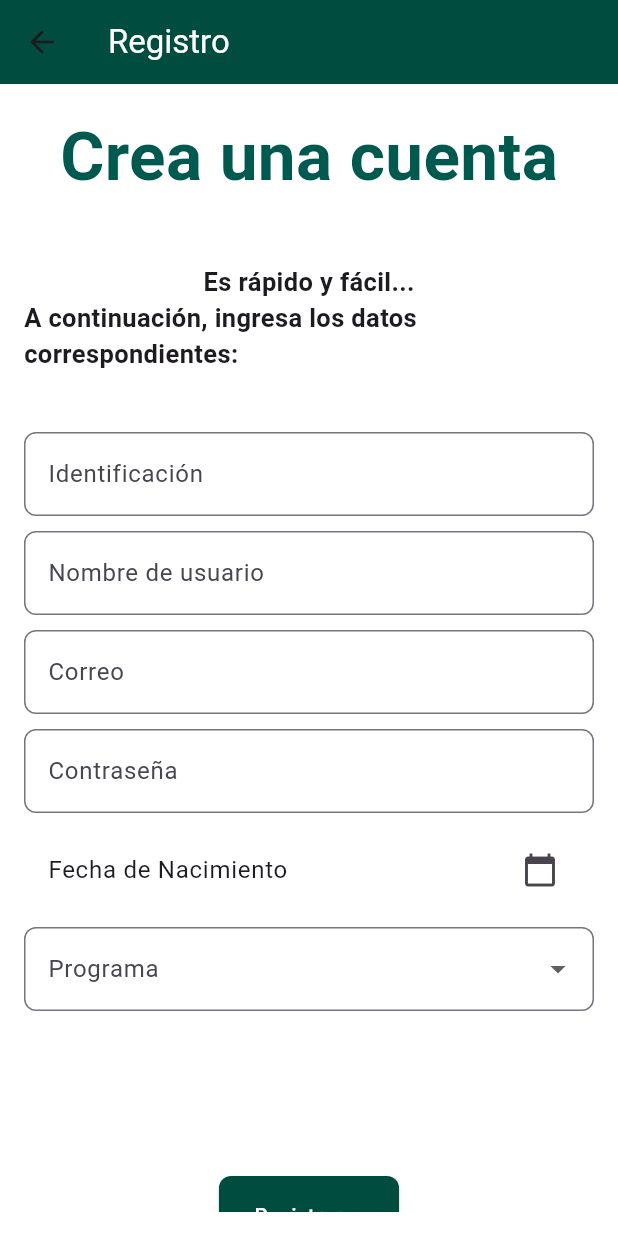
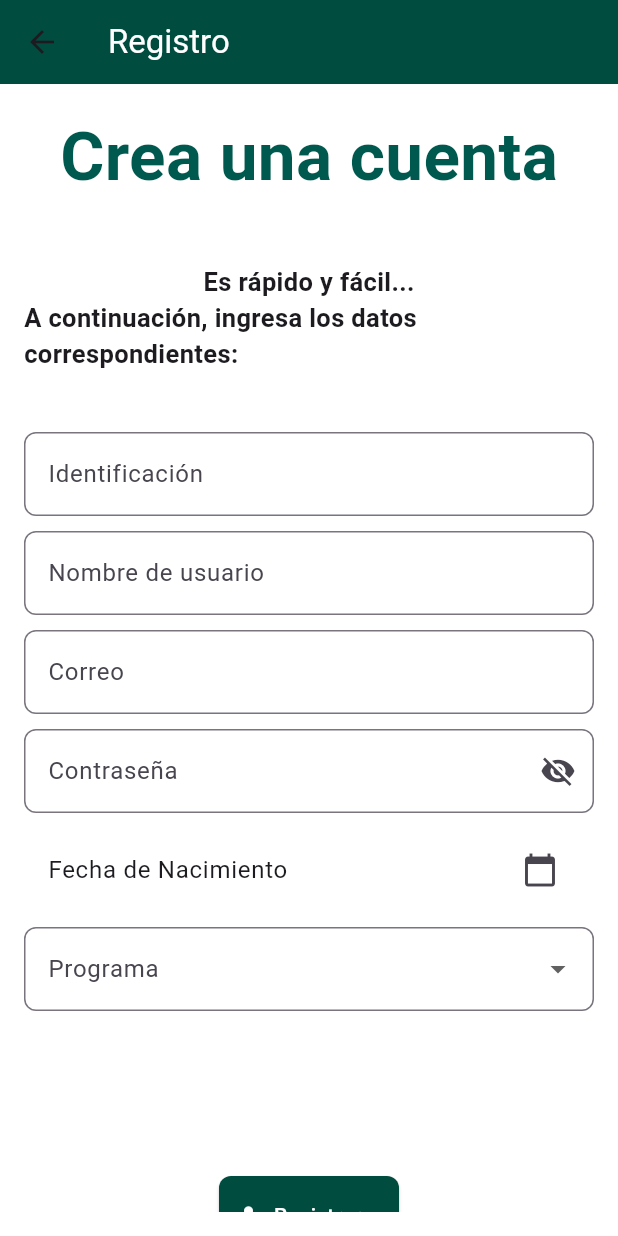
Before and after one commit to MrStudent-Tec/project_app, a Flutter app: the screen it shows after launch, after a tap on "¿No tienes una cuenta? Regístrate", on a phone screen of 412 x 824 dp. Run offline on Flutter 3.47's test engine with Material 3 defaults, Android fonts, the phone set to English and light mode, and no system bars; our stand-ins replace font_awesome_flutter, image_picker, logger, shared_preferences, table_calendar; network calls fail.

Commit message:
Add files via upload

```diff
--- a/Nueva carpeta/lib/login.dart
+++ b/Nueva carpeta/lib/login.dart
@@ -12,8 +12,10 @@ class _LoginScreenState extends State<LoginScreen> {
   // Controladores para los campos de texto
   final TextEditingController _emailController = TextEditingController();
   final TextEditingController _passwordController = TextEditingController();
+  final AuthService _authService = AuthService();
 
-  final AuthService _authService = AuthService();
+  // Variable para controlar la visibilidad de la contraseña
+  bool _isPasswordVisible = false;
 
   @override
   Widget build(BuildContext context) {
@@ -29,10 +31,12 @@ class _LoginScreenState extends State<LoginScreen> {
                 'assets/icon/logo.png',
                 height: 150,
               ),
-              const SizedBox(height: 30),
+              const SizedBox(height: 80),
 
-              // Campo de correo
-              TextField(
+              // Campo de correo con ancho fijo de 200px
+              SizedBox(
+                width: 500,
+                child: TextField(
                   controller: _emailController,
                   decoration: InputDecoration(
                     labelText: 'Correo electrónico',
@@ -41,24 +45,41 @@ class _LoginScreenState extends State<LoginScreen> {
                     ),
                   ),
                 ),
-              const SizedBox(height: 20),
+              ),
+              const SizedBox(height: 10),
 
-              // Campo de contraseña
-              TextField(
+              // Campo de contraseña con ancho fijo de 200px y icono para mostrar/ocultar
+              SizedBox(
+                width: 500,
+                child: TextField(
                   controller: _passwordController,
-                obscureText: true,
+                  obscureText:
+                      !_isPasswordVisible, // Contraseña oculta o visible
                   decoration: InputDecoration(
                     labelText: 'Contraseña',
                     border: OutlineInputBorder(
                       borderRadius: BorderRadius.circular(8.0),
                     ),
+                    suffixIcon: IconButton(
+                      icon: Icon(
+                        _isPasswordVisible
+                            ? Icons.visibility
+                            : Icons.visibility_off,
+                      ),
+                      onPressed: () {
+                        setState(() {
+                          _isPasswordVisible = !_isPasswordVisible;
+                        });
+                      },
                     ),
                   ),
-              const SizedBox(height: 20),
+                ),
+              ),
+              const SizedBox(height: 60),
 
-              // Botón de inicio de sesión
+              // Botón de inicio de sesión con icono de llave
               SizedBox(
-                width: 120,
+                width: 140, // Tamaño ajustado para el botón
                 child: ElevatedButton(
                   onPressed: () async {
                     // Validar que los campos no estén vacíos
@@ -95,9 +116,17 @@ class _LoginScreenState extends State<LoginScreen> {
                       borderRadius: BorderRadius.circular(8.0),
                     ),
                   ),
-                  child: const Text(
+                  child: Row(
+                    mainAxisAlignment: MainAxisAlignment.center,
+                    children: const [
+                      Icon(Icons.vpn_key,
+                          color: Colors.white), // Icono de llave
+                      SizedBox(width: 8), // Espacio entre el icono y el texto
+                      Text(
                         'Iniciar sesión',
                         style: TextStyle(color: Colors.white),
+                      ),
+                    ],
                   ),
                 ),
               ),
--- a/Nueva carpeta/lib/register.dart
+++ b/Nueva carpeta/lib/register.dart
@@ -9,7 +9,6 @@ class RegisterScreen extends StatefulWidget {
 }
 
 class _RegisterScreenState extends State<RegisterScreen> {
-  // Controladores para los campos de texto
   final TextEditingController _identyController = TextEditingController();
   final TextEditingController _emailController = TextEditingController();
   final TextEditingController _usernameController = TextEditingController();
@@ -18,6 +17,7 @@ class _RegisterScreenState extends State<RegisterScreen> {
   String? _selectedProgram;
 
   final AuthService _authService = AuthService();
+  bool _isPasswordVisible = false; // Estado para controlar visibilidad
 
   final List<String> programs = [
     'Ingeniería de Sistemas',
@@ -29,7 +29,6 @@ class _RegisterScreenState extends State<RegisterScreen> {
     'Contaduría Pública'
   ];
 
-  // Función para validar que el correo sea de un dominio permitido
   bool _isValidEmail(String email) {
     return email.endsWith('@gmail.com') || email.endsWith('@unitropico.edu.co');
   }
@@ -49,57 +48,49 @@ class _RegisterScreenState extends State<RegisterScreen> {
   }
 
   Future<void> _registerUser() async {
-    // Validar que los campos requeridos no sean nulos
     if (_identyController.text.isNotEmpty &&
         _usernameController.text.isNotEmpty &&
         _emailController.text.isNotEmpty &&
         _passwordController.text.isNotEmpty &&
         _selectedDate != null &&
         _selectedProgram != null) {
-      // Validar el correo electrónico
       if (!_isValidEmail(_emailController.text)) {
         ScaffoldMessenger.of(context).showSnackBar(
           const SnackBar(
               content:
                   Text('El correo debe ser @gmail.com o @unitropico.edu.co')),
         );
-        return; // Detener el registro si el correo no es válido
+        return;
       }
 
-      // Verificar si el correo ya está registrado
       bool emailExists =
           await _authService.checkEmailExists(_emailController.text);
 
       if (emailExists) {
-        // Mostrar mensaje si el correo ya está registrado
         ScaffoldMessenger.of(context).showSnackBar(
           const SnackBar(
               content: Text('El correo ya está registrado. Usa otro.')),
         );
-        return; // Detener el registro
+        return;
       }
 
-      // Convertir la fecha a una cadena (por ejemplo, 'YYYY-MM-DD')
       String formattedDate =
           "${_selectedDate!.year}-${_selectedDate!.month}-${_selectedDate!.day}";
 
-      // Llamar a la función de registro con valores no nulos
       await _authService.registerUser(
         _identyController.text,
         _usernameController.text,
         _emailController.text,
         _passwordController.text,
-        formattedDate, // Aquí pasas la fecha como cadena
-        _selectedProgram!, // Asegurar que no sea nulo con '!'
+        formattedDate,
+        _selectedProgram!,
       );
 
-      // Mostrar mensaje de éxito
       ScaffoldMessenger.of(context).showSnackBar(
         const SnackBar(content: Text('Registrado con éxito')),
       );
       Navigator.pushNamed(context, '/login');
     } else {
-      // Mostrar un mensaje de error si faltan campos
       ScaffoldMessenger.of(context).showSnackBar(
         const SnackBar(content: Text('Por favor completa todos los campos')),
       );
@@ -128,15 +119,11 @@ class _RegisterScreenState extends State<RegisterScreen> {
                   'Crea una cuenta',
                   style: TextStyle(
                     fontSize: 45,
-                    fontWeight:
-                        FontWeight.bold, // Hace que la letra sea más gruesa
-                    color: Color(
-                        0xFF00594E), // Aplica el color que mencionas (con formato hexadecimal completo)
+                    fontWeight: FontWeight.bold,
+                    color: Color(0xFF00594E), // Aplica el color verde
                   ),
                 ),
-
                 const SizedBox(height: 40),
-
                 Text(
                   'Es rápido y fácil...',
                   style: TextStyle(
@@ -144,7 +131,6 @@ class _RegisterScreenState extends State<RegisterScreen> {
                     fontWeight: FontWeight.bold,
                   ),
                 ),
-
                 Text(
                   'A continuación, ingresa los datos correspondientes:',
                   style: TextStyle(
@@ -154,7 +140,9 @@ class _RegisterScreenState extends State<RegisterScreen> {
                 ),
                 const SizedBox(height: 40),
                 // Campo de identificación
-                TextField(
+                SizedBox(
+                  width: 500, // Ancho específico
+                  child: TextField(
                     controller: _identyController,
                     decoration: InputDecoration(
                       labelText: 'Identificación',
@@ -164,10 +152,12 @@ class _RegisterScreenState extends State<RegisterScreen> {
                       hintText: 'Número de identificación',
                     ),
                   ),
+                ),
                 const SizedBox(height: 10),
-
                 // Campo de nombre de usuario
-                TextField(
+                SizedBox(
+                  width: 500, // Ancho específico
+                  child: TextField(
                     controller: _usernameController,
                     decoration: InputDecoration(
                       labelText: 'Nombre de usuario',
@@ -176,10 +166,12 @@ class _RegisterScreenState extends State<RegisterScreen> {
                       ),
                     ),
                   ),
+                ),
                 const SizedBox(height: 10),
-
                 // Campo de correo
-                TextField(
+                SizedBox(
+                  width: 500, // Ancho específico
+                  child: TextField(
                     controller: _emailController,
                     decoration: InputDecoration(
                       labelText: 'Correo',
@@ -189,23 +181,39 @@ class _RegisterScreenState extends State<RegisterScreen> {
                       hintText: 'ejemplo@unitropico.edu.co',
                     ),
                   ),
+                ),
                 const SizedBox(height: 10),
-
-                // Campo de contraseña
-                TextField(
+                // Campo de contraseña con ícono de visibilidad
+                SizedBox(
+                  width: 500, // Ancho específico
+                  child: TextField(
                     controller: _passwordController,
-                  obscureText: true,
+                    obscureText: !_isPasswordVisible,
                     decoration: InputDecoration(
                       labelText: 'Contraseña',
                       border: OutlineInputBorder(
                         borderRadius: BorderRadius.circular(8.0),
                       ),
+                      suffixIcon: IconButton(
+                        icon: Icon(
+                          _isPasswordVisible
+                              ? Icons.visibility
+                              : Icons.visibility_off,
+                        ),
+                        onPressed: () {
+                          setState(() {
+                            _isPasswordVisible = !_isPasswordVisible;
+                          });
+                        },
+                      ),
+                    ),
                   ),
                 ),
                 const SizedBox(height: 10),
-
                 // Selector de fecha de nacimiento
-                ListTile(
+                SizedBox(
+                  width: 500, // Ancho específico
+                  child: ListTile(
                     title: Text(
                       _selectedDate == null
                           ? 'Fecha de Nacimiento'
@@ -214,10 +222,12 @@ class _RegisterScreenState extends State<RegisterScreen> {
                     trailing: const Icon(Icons.calendar_today),
                     onTap: _pickDate,
                   ),
+                ),
                 const SizedBox(height: 10),
-
                 // Selector de programa
-                DropdownButtonFormField<String>(
+                SizedBox(
+                  width: 500, // Ancho específico
+                  child: DropdownButtonFormField<String>(
                     decoration: InputDecoration(
                       labelText: 'Programa',
                       border: OutlineInputBorder(
@@ -237,23 +247,24 @@ class _RegisterScreenState extends State<RegisterScreen> {
                       });
                     },
                   ),
+                ),
                 const SizedBox(height: 110),
-
                 // Botón de registro
                 SizedBox(
                   width: 120,
-                  child: ElevatedButton(
+                  child: ElevatedButton.icon(
                     onPressed: _registerUser,
+                    icon: const Icon(Icons.person, color: Colors.white),
+                    label: const Text(
+                      'Registrarse',
+                      style: TextStyle(color: Colors.white),
+                    ),
                     style: ElevatedButton.styleFrom(
                       backgroundColor: const Color(0xFF004D40), // Verde oscuro
                       padding: const EdgeInsets.symmetric(vertical: 16.0),
                       shape: RoundedRectangleBorder(
                         borderRadius: BorderRadius.circular(8.0),
                       ),
-                    ),
-                    child: const Text(
-                      'Registrarse',
-                      style: TextStyle(color: Colors.white),
                     ),
                   ),
                 ),
```
Lines whose indentation alone changed are shown as unchanged.
